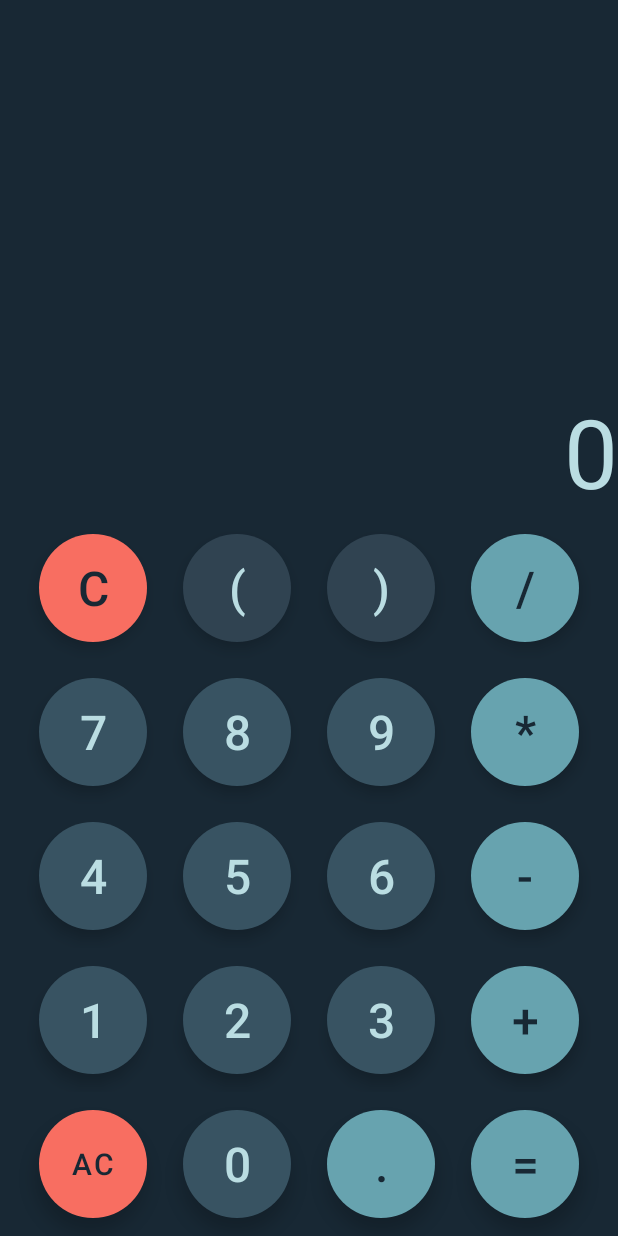
After one commit to TarushGupta23/MyPages, an Android app: the CalculatorMainActivity screen opened directly, with no data from a screen before it, on a phone screen of 412 x 824 dp. The commit adds this screen. Run offline under Robolectric (Android 15) with nearby library versions, the phone set to English and light mode, and no system bars.

Commit message:
add simple calculator activity

```diff
--- a/app/build.gradle
+++ b/app/build.gradle
@@ -30,6 +30,7 @@ android {
 }
 
 dependencies {
+    implementation 'com.faendir.rhino:rhino-android:1.6.0'
     implementation 'com.github.skydoves:colorpickerview:2.2.4'
     implementation 'androidx.appcompat:appcompat:1.6.1'
     implementation 'com.google.android.material:material:1.5.0'
--- a/app/src/main/AndroidManifest.xml
+++ b/app/src/main/AndroidManifest.xml
@@ -12,6 +12,9 @@
         android:supportsRtl="true"
         android:theme="@style/Theme.MyPages"
         tools:targetApi="31">
+        <activity
+            android:name=".calculator.CalculatorMainActivity"
+            android:exported="false" />
         <activity
             android:name=".notes.NotesEditActivity"
             android:exported="false"
--- /dev/null
+++ b/app/src/main/java/com/example/mypages/calculator/CalculatorMainActivity.java
@@ -0,0 +1,104 @@
+package com.example.mypages.calculator;
+
+import androidx.appcompat.app.AppCompatActivity;
+
+import android.os.Bundle;
+import android.view.View;
+import android.widget.TextView;
+
+import com.example.mypages.R;
+import com.google.android.material.button.MaterialButton;
+
+import org.mozilla.javascript.Context;
+import org.mozilla.javascript.Scriptable;
+
+public class CalculatorMainActivity extends AppCompatActivity implements View.OnClickListener {
+
+    MaterialButton btnC, btnBracketOpen, btnBracketClose, btnDivide;
+    MaterialButton btn7, btn8, btn9, btnMultiply;
+    MaterialButton btn4, btn5, btn6, btnMinus;
+    MaterialButton btn1, btn2, btn3,btnAdd;
+    MaterialButton btnAC, btn0, btnDot, btnEqual;
+
+    TextView result, solution;
+
+    int functionalBracket = 0;
+
+    @Override
+    protected void onCreate(Bundle savedInstanceState) {
+        super.onCreate(savedInstanceState);
+        setContentView(R.layout.activity_calculator_main);
+
+        result = findViewById(R.id.calculator_result);
+        solution = findViewById(R.id.calculator_solution);
+
+        assignId(btnC, R.id.calculator_C);
+        assignId(btnAC, R.id.calculator_AC);
+
+        assignId(btnBracketClose, R.id.calculator_bracketClose);
+        assignId(btnBracketOpen, R.id.calculator_bracketOpen);
+
+        assignId(btn9, R.id.calculator_9);
+        assignId(btn8, R.id.calculator_8);
+        assignId(btn7, R.id.calculator_7);
+        assignId(btn6, R.id.calculator_6);
+        assignId(btn5, R.id.calculator_5);
+        assignId(btn4, R.id.calculator_4);
+        assignId(btn3, R.id.calculator_3);
+        assignId(btn2, R.id.calculator_2);
+        assignId(btn1, R.id.calculator_1);
+        assignId(btn0, R.id.calculator_0);
+
+        assignId(btnDivide, R.id.calculator_divide);
+        assignId(btnMultiply, R.id.calculator_multply);
+        assignId(btnAdd, R.id.calculator_add);
+        assignId(btnMinus, R.id.calculator_minus);
+        assignId(btnEqual, R.id.calculator_equals);
+        assignId(btnDot, R.id.calculator_dot);
+    }
+
+    void assignId(MaterialButton btn, int id) {
+        btn = findViewById(id);
+        btn.setOnClickListener(this);
+    }
+
+    String getResult(String data) {
+        try {
+            Context context = Context.enter();
+            context.setOptimizationLevel(-1);
+            Scriptable scriptable = context.initStandardObjects();
+            String finalResult = context.evaluateString(scriptable, data, "Javascript", 1, null).toString();
+            if (finalResult.endsWith(".0")) {
+                finalResult = finalResult.replace(".0", "");
+            }
+            return finalResult;
+        } catch (Exception e) {
+            return "ERR";
+        }
+    }
+
+    @Override
+    public void onClick(View view) {
+        MaterialButton btn = (MaterialButton) view;
+        String btnTxt = btn.getText().toString();
+        String dataToCalculate = solution.getText().toString();
+        if (btnTxt.equals("AC")) {
+            solution.setText("");
+            result.setText("0");
+            return;
+        } else if (btnTxt.equals("=")) {
+            solution.setText(result.getText().toString());
+            return;
+        } else if (btnTxt.equals("C")) {
+            dataToCalculate = dataToCalculate.substring(0, dataToCalculate.length() - 1);
+        } else {
+            dataToCalculate += btnTxt;
+        }
+        solution.setText(dataToCalculate);
+        String finalResult = getResult(dataToCalculate);
+
+        if (!finalResult.equals("ERR")) {
+            result.setText(finalResult);
+        }
+    }
+}
--- a/app/src/main/java/com/example/mypages/notes/Adapter_notes.java
+++ b/app/src/main/java/com/example/mypages/notes/Adapter_notes.java
@@ -121,7 +121,7 @@ public class Adapter_notes extends RecyclerView.Adapter<Adapter_notes.ViewHolder
             String input = password.getText().toString();
             if (input.equals(item.getPassword())) {
                 Intent i = new Intent(context, NotesEditActivity.class);
-                i.putExtra("noteID", item.getKey());
+                i.putExtra("note", item);
                 context.startActivity(i);
             } else {
                 Toast.makeText(context, "Incorrect Password", Toast.LENGTH_SHORT).show();
--- a/app/src/main/java/com/example/mypages/notes/NotesEditActivity.java
+++ b/app/src/main/java/com/example/mypages/notes/NotesEditActivity.java
@@ -114,6 +114,7 @@ public class NotesEditActivity extends AppCompatActivity {
             if (!pwd.equals("")) {
                 databaseReference.child("password").setValue(pwd);
                 databaseReference.child("isLocked").setValue(true);
+                noteItem.setLocked(true);
                 dialog.dismiss();
                 if (!changesSaved) {
                     showSaveChangesDialog();
@@ -139,8 +140,16 @@ public class NotesEditActivity extends AppCompatActivity {
         AlertDialog.Builder builder = new AlertDialog.Builder(this);
         builder.setTitle("Save Changes??")
                 .setPositiveButton("Save", (dialog, id) -> {
-                    if (noteHeading.getText().toString().equals("")) { noteItem.setNoteHeading("New Note"); }
-                    if (noteBody.getText().toString().equals("")) { noteItem.setNoteBody(Model_Note.EMPTY_STRING); }
+                    if (noteHeading.getText().toString().equals("")) {
+                        noteItem.setNoteHeading("New Note");
+                    } else {
+                        noteItem.setNoteHeading(noteHeading.getText().toString());
+                    }
+                    if (noteBody.getText().toString().equals("")) {
+                        noteItem.setNoteBody(Model_Note.EMPTY_STRING);
+                    } else {
+                        noteItem.setNoteBody(noteBody.getText().toString());
+                    }
 
                     if (noteItem.isNew()) {
                         databaseReference.setValue(null);
--- a/app/src/main/java/com/example/mypages/selectCreateActivity.java
+++ b/app/src/main/java/com/example/mypages/selectCreateActivity.java
@@ -9,6 +9,7 @@ import android.content.res.Configuration;
 import android.os.Bundle;
 import android.view.View;
 
+import com.example.mypages.calculator.CalculatorMainActivity;
 import com.example.mypages.notes.NotesMainActivity;
 import com.example.mypages.selectCreateRes.Adapter_selectCreate;
 import com.example.mypages.selectCreateRes.Model_selectCreate;
@@ -51,7 +52,7 @@ public class selectCreateActivity extends AppCompatActivity {
         tallycounter = new Model_selectCreate("Tally Counter", R.drawable.tallycounter_icon, tallyCounter_MainActivity.class);
         dictionary = new Model_selectCreate("Dictionary", R.drawable.dictionary_icon);
         flowChart = new Model_selectCreate("Flow Chart", R.drawable.flow_chart_icon);
-        calculator = new Model_selectCreate("Calculator", R.drawable.calculator_icon);
+        calculator = new Model_selectCreate("Calculator", R.drawable.calculator_icon, CalculatorMainActivity.class);
         ppt = new Model_selectCreate("PPT", R.drawable.ppt_icon);
         physics = new Model_selectCreate("Science", R.drawable.physics_icon);
         paint = new Model_selectCreate("Free Hand", R.drawable.paint_icon);
--- /dev/null
+++ b/app/src/main/res/layout/activity_calculator_main.xml
@@ -0,0 +1,358 @@
+<?xml version="1.0" encoding="utf-8"?>
+<LinearLayout xmlns:android="http://schemas.android.com/apk/res/android"
+    xmlns:app="http://schemas.android.com/apk/res-auto"
+    xmlns:tools="http://schemas.android.com/tools"
+    android:layout_width="match_parent"
+    android:layout_height="match_parent"
+    android:background="@color/deepBlue"
+    android:gravity="bottom"
+    android:orientation="vertical"
+    tools:context=".calculator.CalculatorMainActivity">
+
+    <TextView
+        android:id="@+id/calculator_solution"
+        android:layout_width="match_parent"
+        android:layout_height="wrap_content"
+        android:ellipsize="start"
+        android:text=""
+        android:textAlignment="textEnd"
+        android:textColor="@color/ice"
+        android:textSize="24sp" />
+
+    <TextView
+        android:id="@+id/calculator_result"
+        android:layout_width="match_parent"
+        android:layout_height="wrap_content"
+        android:ellipsize="end"
+        android:text="0"
+        android:textAlignment="textEnd"
+        android:textColor="@color/ice"
+        android:textSize="64sp" />
+
+    <LinearLayout
+        android:id="@+id/calculator_buttonsLayout"
+        android:layout_width="match_parent"
+        android:layout_height="wrap_content"
+        android:orientation="vertical">
+
+        <LinearLayout
+            android:layout_width="match_parent"
+            android:layout_height="wrap_content"
+            android:gravity="center"
+            android:orientation="horizontal">
+
+            <com.google.android.material.button.MaterialButton
+                android:id="@+id/calculator_C"
+                style="@style/Widget.MaterialComponents.ExtendedFloatingActionButton"
+                android:layout_width="72dp"
+                android:layout_height="72dp"
+                android:layout_margin="12dp"
+                android:shadowColor="@color/black"
+                android:text="C"
+                android:textColor="@color/deepBlue"
+                android:textSize="32dp"
+                app:backgroundTint="@color/coral"
+                app:cornerRadius="36dp"
+                app:rippleColor="#F8311F" />
+
+            <com.google.android.material.button.MaterialButton
+                android:id="@+id/calculator_bracketOpen"
+                style="@style/Widget.MaterialComponents.ExtendedFloatingActionButton"
+                android:layout_width="72dp"
+                android:layout_height="72dp"
+                android:layout_margin="12dp"
+                android:shadowColor="@color/black"
+                android:text="("
+                android:textColor="@color/ice"
+                android:textSize="32dp"
+                app:backgroundTint="@color/deepBlue2"
+                app:cornerRadius="36dp"
+                app:rippleColor="@color/deepBlue2" />
+
+            <com.google.android.material.button.MaterialButton
+                android:id="@+id/calculator_bracketClose"
+                style="@style/Widget.MaterialComponents.ExtendedFloatingActionButton"
+                android:layout_width="72dp"
+                android:layout_height="72dp"
+                android:layout_margin="12dp"
+                android:shadowColor="@color/black"
+                android:text=")"
+                android:textColor="@color/ice"
+                android:textSize="32dp"
+                app:backgroundTint="@color/deepBlue2"
+                app:cornerRadius="36dp"
+                app:rippleColor="@color/deepBlue2" />
+
+            <com.google.android.material.button.MaterialButton
+                android:id="@+id/calculator_divide"
+                style="@style/Widget.MaterialComponents.ExtendedFloatingActionButton"
+                android:layout_width="72dp"
+                android:layout_height="72dp"
+                android:layout_margin="12dp"
+                android:shadowColor="@color/black"
+                android:text="/"
+                android:textColor="@color/deepBlue"
+                android:textSize="32dp"
+                app:backgroundTint="@color/buttonBlue"
+                app:cornerRadius="36dp"
+                app:rippleColor="@color/ice" />
+
+        </LinearLayout>
+
+        <LinearLayout
+            android:layout_width="match_parent"
+            android:layout_height="wrap_content"
+            android:gravity="center"
+            android:orientation="horizontal">
+
+            <com.google.android.material.button.MaterialButton
+                android:id="@+id/calculator_7"
+                style="@style/Widget.MaterialComponents.ExtendedFloatingActionButton"
+                android:layout_width="72dp"
+                android:layout_height="72dp"
+                android:layout_margin="12dp"
+                android:shadowColor="@color/black"
+                android:text="7"
+                android:textColor="@color/ice"
+                android:textSize="32dp"
+                app:backgroundTint="@color/deepBlue3"
+                app:cornerRadius="36dp"
+                app:rippleColor="@color/deepBlue2" />
+
+            <com.google.android.material.button.MaterialButton
+                android:id="@+id/calculator_8"
+                style="@style/Widget.MaterialComponents.ExtendedFloatingActionButton"
+                android:layout_width="72dp"
+                android:layout_height="72dp"
+                android:layout_margin="12dp"
+                android:shadowColor="@color/black"
+                android:text="8"
+                android:textColor="@color/ice"
+                android:textSize="32dp"
+                app:backgroundTint="@color/deepBlue3"
+                app:cornerRadius="36dp"
+                app:rippleColor="@color/deepBlue2" />
+
+            <com.google.android.material.button.MaterialButton
+                android:id="@+id/calculator_9"
+                style="@style/Widget.MaterialComponents.ExtendedFloatingActionButton"
+                android:layout_width="72dp"
+                android:layout_height="72dp"
+                android:layout_margin="12dp"
+                android:shadowColor="@color/black"
+                android:text="9"
+                android:textColor="@color/ice"
+                android:textSize="32dp"
+                app:backgroundTint="@color/deepBlue3"
+                app:cornerRadius="36dp"
+                app:rippleColor="@color/deepBlue2" />
+
+            <com.google.android.material.button.MaterialButton
+                android:id="@+id/calculator_multply"
+                style="@style/Widget.MaterialComponents.ExtendedFloatingActionButton"
+                android:layout_width="72dp"
+                android:layout_height="72dp"
+                android:layout_margin="12dp"
+                android:shadowColor="@color/black"
+                android:text="*"
+                android:textColor="@color/deepBlue"
+                android:textSize="32dp"
+                app:backgroundTint="@color/buttonBlue"
+                app:cornerRadius="36dp"
+                app:rippleColor="@color/ice" />
+
+        </LinearLayout>
+
+        <LinearLayout
+            android:layout_width="match_parent"
+            android:layout_height="wrap_content"
+            android:gravity="center"
+            android:orientation="horizontal">
+
+            <com.google.android.material.button.MaterialButton
+                android:id="@+id/calculator_4"
+                style="@style/Widget.MaterialComponents.ExtendedFloatingActionButton"
+                android:layout_width="72dp"
+                android:layout_height="72dp"
+                android:layout_margin="12dp"
+                android:shadowColor="@color/black"
+                android:text="4"
+                android:textColor="@color/ice"
+                android:textSize="32dp"
+                app:backgroundTint="@color/deepBlue3"
+                app:cornerRadius="36dp"
+                app:rippleColor="@color/deepBlue2" />
+
+            <com.google.android.material.button.MaterialButton
+                android:id="@+id/calculator_5"
+                style="@style/Widget.MaterialComponents.ExtendedFloatingActionButton"
+                android:layout_width="72dp"
+                android:layout_height="72dp"
+                android:layout_margin="12dp"
+                android:shadowColor="@color/black"
+                android:text="5"
+                android:textColor="@color/ice"
+                android:textSize="32dp"
+                app:backgroundTint="@color/deepBlue3"
+                app:cornerRadius="36dp"
+                app:rippleColor="@color/deepBlue2" />
+
+            <com.google.android.material.button.MaterialButton
+                android:id="@+id/calculator_6"
+                style="@style/Widget.MaterialComponents.ExtendedFloatingActionButton"
+                android:layout_width="72dp"
+                android:layout_height="72dp"
+                android:layout_margin="12dp"
+                android:shadowColor="@color/black"
+                android:text="6"
+                android:textColor="@color/ice"
+                android:textSize="32dp"
+                app:backgroundTint="@color/deepBlue3"
+                app:cornerRadius="36dp"
+                app:rippleColor="@color/deepBlue2" />
+
+            <com.google.android.material.button.MaterialButton
+                android:id="@+id/calculator_minus"
+                style="@style/Widget.MaterialComponents.ExtendedFloatingActionButton"
+                android:layout_width="72dp"
+                android:layout_height="72dp"
+                android:layout_margin="12dp"
+                android:shadowColor="@color/black"
+                android:text="-"
+                android:textColor="@color/deepBlue"
+                android:textSize="32dp"
+                app:backgroundTint="@color/buttonBlue"
+                app:cornerRadius="36dp"
+                app:rippleColor="@color/ice" />
+
+        </LinearLayout>
+
+        <LinearLayout
+            android:layout_width="match_parent"
+            android:layout_height="wrap_content"
+            android:gravity="center"
+            android:orientation="horizontal">
+
+            <com.google.android.material.button.MaterialButton
+                android:id="@+id/calculator_1"
+                style="@style/Widget.MaterialComponents.ExtendedFloatingActionButton"
+                android:layout_width="72dp"
+                android:layout_height="72dp"
+                android:layout_margin="12dp"
+                android:shadowColor="@color/black"
+                android:text="1"
+                android:textColor="@color/ice"
+                android:textSize="32dp"
+                app:backgroundTint="@color/deepBlue3"
+                app:cornerRadius="36dp"
+                app:rippleColor="@color/deepBlue2" />
+
+            <com.google.android.material.button.MaterialButton
+                android:id="@+id/calculator_2"
+                style="@style/Widget.MaterialComponents.ExtendedFloatingActionButton"
+                android:layout_width="72dp"
+                android:layout_height="72dp"
+                android:layout_margin="12dp"
+                android:shadowColor="@color/black"
+                android:text="2"
+                android:textColor="@color/ice"
+                android:textSize="32dp"
+                app:backgroundTint="@color/deepBlue3"
+                app:cornerRadius="36dp"
+                app:rippleColor="@color/deepBlue2" />
+
+            <com.google.android.material.button.MaterialButton
+                android:id="@+id/calculator_3"
+                style="@style/Widget.MaterialComponents.ExtendedFloatingActionButton"
+                android:layout_width="72dp"
+                android:layout_height="72dp"
+                android:layout_margin="12dp"
+                android:shadowColor="@color/black"
+                android:text="3"
+                android:textColor="@color/ice"
+                android:textSize="32dp"
+                app:backgroundTint="@color/deepBlue3"
+                app:cornerRadius="36dp"
+                app:rippleColor="@color/deepBlue2" />
+
+            <com.google.android.material.button.MaterialButton
+                android:id="@+id/calculator_add"
+                style="@style/Widget.MaterialComponents.ExtendedFloatingActionButton"
+                android:layout_width="72dp"
+                android:layout_height="72dp"
+                android:layout_margin="12dp"
+                android:shadowColor="@color/black"
+                android:text="+"
+                android:textColor="@color/deepBlue"
+                android:textSize="32dp"
+                app:backgroundTint="@color/buttonBlue"
+                app:cornerRadius="36dp"
+                app:rippleColor="@color/ice" />
+
+        </LinearLayout>
+
+        <LinearLayout
+            android:layout_width="match_parent"
+            android:layout_height="wrap_content"
+            android:gravity="center"
+            android:orientation="horizontal">
+
+            <com.google.android.material.button.MaterialButton
+                android:id="@+id/calculator_AC"
+                style="@style/Widget.MaterialComponents.ExtendedFloatingActionButton"
+                android:layout_width="72dp"
+                android:layout_height="72dp"
+                android:layout_margin="12dp"
+                android:shadowColor="@color/black"
+                android:text="AC"
+                android:textColor="@color/deepBlue"
+                android:textSize="20dp"
+                app:backgroundTint="@color/coral"
+                app:cornerRadius="36dp"
+                app:rippleColor="#F8311F" />
+
+            <com.google.android.material.button.MaterialButton
+                android:id="@+id/calculator_0"
+                style="@style/Widget.MaterialComponents.ExtendedFloatingActionButton"
+                android:layout_width="72dp"
+                android:layout_height="72dp"
+                android:layout_margin="12dp"
+                android:shadowColor="@color/black"
+                android:text="0"
+                android:textColor="@color/ice"
+                android:textSize="32dp"
+                app:backgroundTint="@color/deepBlue3"
+                app:cornerRadius="36dp"
+                app:rippleColor="@color/deepBlue2" />
+
+            <com.google.android.material.button.MaterialButton
+                android:id="@+id/calculator_dot"
+                style="@style/Widget.MaterialComponents.ExtendedFloatingActionButton"
+                android:layout_width="72dp"
+                android:layout_height="72dp"
+                android:layout_margin="12dp"
+                android:shadowColor="@color/black"
+                android:text="."
+                android:textColor="@color/deepBlue"
+                android:textSize="32dp"
+                app:backgroundTint="@color/buttonBlue"
+                app:cornerRadius="36dp"
+                app:rippleColor="@color/ice" />
+
+            <com.google.android.material.button.MaterialButton
+                android:id="@+id/calculator_equals"
+                style="@style/Widget.MaterialComponents.ExtendedFloatingActionButton"
+                android:layout_width="72dp"
+                android:layout_height="72dp"
+                android:layout_margin="12dp"
+                android:shadowColor="@color/black"
+                android:text="="
+                android:textColor="@color/deepBlue"
+                android:textSize="32dp"
+                app:backgroundTint="@color/buttonBlue"
+                app:cornerRadius="36dp"
+                app:rippleColor="@color/ice" />
+
+        </LinearLayout>
+    </LinearLayout>
+</LinearLayout>
```
